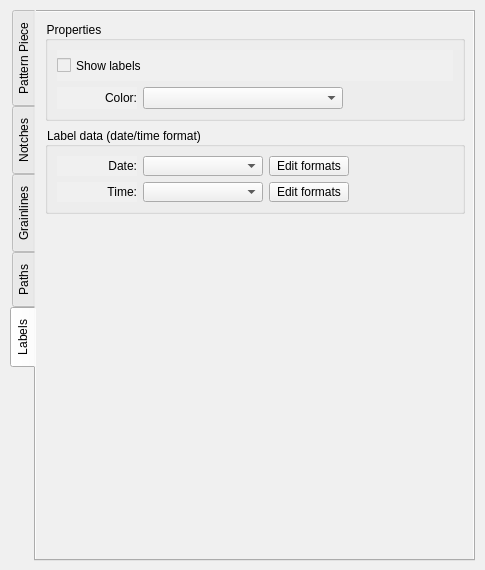
Qt form src/app/seamly2d/dialogs/configpages/preferencespatternpage.ui (FashionFreedom/Seamly2D) before a commit.
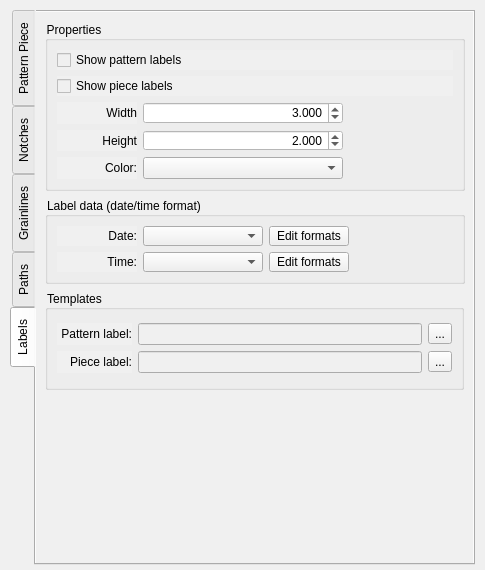
The same form after that commit. The open tabs and pages were chosen to show the change. Icons and pictures are not drawn. Custom widgets are drawn as their Qt base class.

Commit message:
enhance add pattern piece
enhance add pattern piece

The edit to the form file:
```diff
--- a/src/app/seamly2d/dialogs/configpages/preferencespatternpage.ui
+++ b/src/app/seamly2d/dialogs/configpages/preferencespatternpage.ui
@@ -10,6 +10,12 @@
     <height>570</height>
    </rect>
   </property>
+  <property name="sizePolicy">
+   <sizepolicy hsizetype="Expanding" vsizetype="Preferred">
+    <horstretch>0</horstretch>
+    <verstretch>0</verstretch>
+   </sizepolicy>
+  </property>
   <property name="minimumSize">
    <size>
     <width>485</width>
@@ -34,9 +40,15 @@
      <x>10</x>
      <y>10</y>
      <width>465</width>
-     <height>551</height>
+     <height>555</height>
     </rect>
    </property>
+   <property name="sizePolicy">
+    <sizepolicy hsizetype="Expanding" vsizetype="Expanding">
+     <horstretch>0</horstretch>
+     <verstretch>0</verstretch>
+    </sizepolicy>
+   </property>
    <property name="minimumSize">
     <size>
      <width>465</width>
@@ -46,7 +58,7 @@
    <property name="maximumSize">
     <size>
      <width>465</width>
-     <height>16777215</height>
+     <height>555</height>
     </size>
    </property>
    <property name="font">
@@ -58,7 +70,7 @@
     <enum>QTabWidget::West</enum>
    </property>
    <property name="currentIndex">
-    <number>0</number>
+    <number>4</number>
    </property>
    <widget class="QWidget" name="tab_4">
     <attribute name="title">
@@ -67,6 +79,12 @@
     <layout class="QVBoxLayout" name="verticalLayout_15">
      <item>
       <widget class="QGroupBox" name="WorkPiece_GroupBox">
+       <property name="sizePolicy">
+        <sizepolicy hsizetype="Expanding" vsizetype="Preferred">
+         <horstretch>0</horstretch>
+         <verstretch>0</verstretch>
+        </sizepolicy>
+       </property>
        <property name="minimumSize">
         <size>
          <width>420</width>
@@ -105,27 +123,6 @@
             </property>
            </widget>
           </item>
-          <item>
-           <widget class="QCheckBox" name="forbidFlipping_CheckBox">
-            <property name="sizePolicy">
-             <sizepolicy hsizetype="Preferred" vsizetype="Preferred">
-              <horstretch>0</horstretch>
-              <verstretch>0</verstretch>
-             </sizepolicy>
-            </property>
-            <property name="font">
-             <font>
-              <pointsize>9</pointsize>
-             </font>
-            </property>
-            <property name="toolTip">
-             <string>By default forbid flipping for all new created workpieces</string>
-            </property>
-            <property name="text">
-             <string>Forbid flipping</string>
-            </property>
-           </widget>
-          </item>
           <item>
            <widget class="QCheckBox" name="hideSeamLine_CheckBox">
             <property name="sizePolicy">
@@ -147,6 +144,28 @@
             </property>
            </widget>
           </item>
+          <item>
+           <widget class="QCheckBox" name="forbidFlipping_CheckBox">
+            <property name="sizePolicy">
+             <sizepolicy hsizetype="Preferred" vsizetype="Preferred">
+              <horstretch>0</horstretch>
+              <verstretch>0</verstretch>
+             </sizepolicy>
+            </property>
+            <property name="font">
+             <font>
+              <family>MS Shell Dlg 2</family>
+              <pointsize>9</pointsize>
+             </font>
+            </property>
+            <property name="toolTip">
+             <string>By default forbid flipping for all new created workpieces</string>
+            </property>
+            <property name="text">
+             <string>Forbid flipping</string>
+            </property>
+           </widget>
+          </item>
          </layout>
         </item>
        </layout>
@@ -174,10 +193,16 @@
     <layout class="QVBoxLayout" name="verticalLayout_2">
      <item>
       <widget class="QGroupBox" name="notchPorperties_GroupBox">
+       <property name="sizePolicy">
+        <sizepolicy hsizetype="Expanding" vsizetype="Preferred">
+         <horstretch>0</horstretch>
+         <verstretch>0</verstretch>
+        </sizepolicy>
+       </property>
        <property name="minimumSize">
         <size>
          <width>420</width>
-         <height>150</height>
+         <height>80</height>
         </size>
        </property>
        <property name="maximumSize">
@@ -196,7 +221,14 @@
        </property>
        <layout class="QVBoxLayout" name="verticalLayout_6">
         <item>
-         <widget class="QCheckBox" name="showSecondNotch_CheckBox">
+         <widget class="QCheckBox" name="showSeamAllowanceNotch_CheckBox">
+          <property name="text">
+           <string>Show notch on seam allowance</string>
+          </property>
+         </widget>
+        </item>
+        <item>
+         <widget class="QCheckBox" name="showSeamlineNotch_CheckBox">
           <property name="sizePolicy">
            <sizepolicy hsizetype="Preferred" vsizetype="Fixed">
             <horstretch>0</horstretch>
@@ -212,10 +244,31 @@
            <string>Show notch on both the seam allowance and seam line.</string>
           </property>
           <property name="text">
-           <string>Show second notch on seam line</string>
+           <string>Show  notch on seam line</string>
           </property>
          </widget>
         </item>
+       </layout>
+      </widget>
+     </item>
+     <item>
+      <widget class="QGroupBox" name="Attribute_GroupBox">
+       <property name="sizePolicy">
+        <sizepolicy hsizetype="Expanding" vsizetype="Preferred">
+         <horstretch>0</horstretch>
+         <verstretch>0</verstretch>
+        </sizepolicy>
+       </property>
+       <property name="minimumSize">
+        <size>
+         <width>0</width>
+         <height>100</height>
+        </size>
+       </property>
+       <property name="title">
+        <string>Attributes</string>
+       </property>
+       <layout class="QVBoxLayout" name="verticalLayout_14">
         <item>
          <layout class="QVBoxLayout" name="verticalLayout_5">
           <item>
@@ -558,9 +611,15 @@
        <x>10</x>
        <y>10</y>
        <width>420</width>
-       <height>120</height>
+       <height>138</height>
       </rect>
      </property>
+     <property name="sizePolicy">
+      <sizepolicy hsizetype="Expanding" vsizetype="Preferred">
+       <horstretch>0</horstretch>
+       <verstretch>0</verstretch>
+      </sizepolicy>
+     </property>
      <property name="minimumSize">
       <size>
        <width>420</width>
@@ -581,7 +640,7 @@
      <property name="title">
       <string>Properties</string>
      </property>
-     <layout class="QVBoxLayout" name="verticalLayout_22">
+     <layout class="QVBoxLayout" name="verticalLayout_20">
       <item>
        <layout class="QVBoxLayout" name="verticalLayout_21">
         <item>
@@ -608,7 +667,105 @@
        </layout>
       </item>
       <item>
-       <layout class="QVBoxLayout" name="verticalLayout_20">
+       <layout class="QHBoxLayout" name="horizontalLayout_8">
+        <item>
+         <widget class="QLabel" name="grainlineLength_Label">
+          <property name="sizePolicy">
+           <sizepolicy hsizetype="Preferred" vsizetype="Preferred">
+            <horstretch>0</horstretch>
+            <verstretch>0</verstretch>
+           </sizepolicy>
+          </property>
+          <property name="minimumSize">
+           <size>
+            <width>80</width>
+            <height>0</height>
+           </size>
+          </property>
+          <property name="maximumSize">
+           <size>
+            <width>16777215</width>
+            <height>16777215</height>
+           </size>
+          </property>
+          <property name="font">
+           <font>
+            <family>MS Shell Dlg 2</family>
+            <pointsize>9</pointsize>
+           </font>
+          </property>
+          <property name="text">
+           <string>Length:</string>
+          </property>
+          <property name="alignment">
+           <set>Qt::AlignRight|Qt::AlignTrailing|Qt::AlignVCenter</set>
+          </property>
+         </widget>
+        </item>
+        <item>
+         <widget class="QDoubleSpinBox" name="defaultGrainlineLength_DoubleSpinBox">
+          <property name="sizePolicy">
+           <sizepolicy hsizetype="Preferred" vsizetype="Fixed">
+            <horstretch>0</horstretch>
+            <verstretch>0</verstretch>
+           </sizepolicy>
+          </property>
+          <property name="minimumSize">
+           <size>
+            <width>200</width>
+            <height>20</height>
+           </size>
+          </property>
+          <property name="maximumSize">
+           <size>
+            <width>120</width>
+            <height>16777215</height>
+           </size>
+          </property>
+          <property name="font">
+           <font>
+            <family>MS Shell Dlg 2</family>
+            <pointsize>9</pointsize>
+           </font>
+          </property>
+          <property name="styleSheet">
+           <string notr="true">background-color: rgb(255, 255, 255);</string>
+          </property>
+          <property name="alignment">
+           <set>Qt::AlignRight|Qt::AlignTrailing|Qt::AlignVCenter</set>
+          </property>
+          <property name="decimals">
+           <number>3</number>
+          </property>
+          <property name="minimum">
+           <double>1.000000000000000</double>
+          </property>
+          <property name="maximum">
+           <double>20.000000000000000</double>
+          </property>
+          <property name="singleStep">
+           <double>0.100000000000000</double>
+          </property>
+          <property name="value">
+           <double>2.000000000000000</double>
+          </property>
+         </widget>
+        </item>
+        <item>
+         <spacer name="horizontalSpacer_24">
+          <property name="orientation">
+           <enum>Qt::Horizontal</enum>
+          </property>
+          <property name="sizeHint" stdset="0">
+           <size>
+            <width>58</width>
+            <height>17</height>
+           </size>
+          </property>
+         </spacer>
+        </item>
+       </layout>
+      </item>
         <item>
          <layout class="QHBoxLayout" name="horizontalLayout_21">
           <item>
@@ -621,6 +778,7 @@
             </property>
             <property name="font">
              <font>
+            <family>MS Shell Dlg 2</family>
               <pointsize>9</pointsize>
              </font>
             </property>
@@ -634,6 +792,12 @@
           </item>
           <item>
            <widget class="ColorComboBox" name="defaultGrainlineColor_ComboBox">
+          <property name="sizePolicy">
+           <sizepolicy hsizetype="Expanding" vsizetype="Fixed">
+            <horstretch>0</horstretch>
+            <verstretch>0</verstretch>
+           </sizepolicy>
+          </property>
             <property name="minimumSize">
              <size>
               <width>200</width>
@@ -642,6 +806,7 @@
             </property>
             <property name="font">
              <font>
+            <family>MS Shell Dlg 2</family>
               <pointsize>9</pointsize>
              </font>
             </property>
@@ -694,7 +859,7 @@
           <item>
            <widget class="LineWeightComboBox" name="defaultGrainlineLineweight_ComboBox">
             <property name="sizePolicy">
-             <sizepolicy hsizetype="Preferred" vsizetype="Fixed">
+           <sizepolicy hsizetype="Expanding" vsizetype="Fixed">
               <horstretch>0</horstretch>
               <verstretch>0</verstretch>
              </sizepolicy>
@@ -741,8 +906,6 @@
          </layout>
         </item>
        </layout>
-      </item>
-     </layout>
     </widget>
    </widget>
    <widget class="QWidget" name="tab_6">
@@ -758,6 +921,12 @@
        <height>60</height>
       </rect>
      </property>
+     <property name="sizePolicy">
+      <sizepolicy hsizetype="Expanding" vsizetype="Preferred">
+       <horstretch>0</horstretch>
+       <verstretch>0</verstretch>
+      </sizepolicy>
+     </property>
      <property name="minimumSize">
       <size>
        <width>420</width>
@@ -879,6 +1048,12 @@
        <height>160</height>
       </rect>
      </property>
+     <property name="sizePolicy">
+      <sizepolicy hsizetype="Expanding" vsizetype="Preferred">
+       <horstretch>0</horstretch>
+       <verstretch>0</verstretch>
+      </sizepolicy>
+     </property>
      <property name="minimumSize">
       <size>
        <width>0</width>
@@ -1775,10 +1950,16 @@
     <layout class="QVBoxLayout" name="verticalLayout_17">
      <item>
       <widget class="QGroupBox" name="labelsProperties_GroupBox">
+       <property name="sizePolicy">
+        <sizepolicy hsizetype="Expanding" vsizetype="Preferred">
+         <horstretch>0</horstretch>
+         <verstretch>0</verstretch>
+        </sizepolicy>
+       </property>
        <property name="minimumSize">
         <size>
          <width>420</width>
-         <height>100</height>
+         <height>170</height>
         </size>
        </property>
        <property name="maximumSize">
@@ -1795,11 +1976,11 @@
        <property name="title">
         <string>Properties</string>
        </property>
-       <layout class="QVBoxLayout" name="verticalLayout_23">
+       <layout class="QVBoxLayout" name="verticalLayout_22">
         <item>
          <layout class="QVBoxLayout" name="verticalLayout_24">
           <item>
-           <widget class="QCheckBox" name="showLabels_CheckBox">
+           <widget class="QCheckBox" name="showPatternLabels_CheckBox">
             <property name="sizePolicy">
              <sizepolicy hsizetype="Preferred" vsizetype="Preferred">
               <horstretch>0</horstretch>
@@ -1815,14 +1996,224 @@
              <string>By default forbid flipping for all new created workpieces</string>
             </property>
             <property name="text">
-             <string>Show labels</string>
+             <string>Show pattern labels</string>
             </property>
            </widget>
           </item>
+          <item>
+           <widget class="QCheckBox" name="showPieceLabels_CheckBox">
+            <property name="font">
+             <font>
+              <pointsize>9</pointsize>
+             </font>
+            </property>
+            <property name="text">
+             <string>Show piece labels</string>
+            </property>
+           </widget>
+          </item>
          </layout>
         </item>
         <item>
-         <layout class="QVBoxLayout" name="verticalLayout_25">
+         <layout class="QHBoxLayout" name="horizontalLayout_24">
+          <item>
+           <widget class="QLabel" name="labelWidth_Label">
+            <property name="sizePolicy">
+             <sizepolicy hsizetype="Preferred" vsizetype="Preferred">
+              <horstretch>0</horstretch>
+              <verstretch>0</verstretch>
+             </sizepolicy>
+            </property>
+            <property name="minimumSize">
+             <size>
+              <width>80</width>
+              <height>0</height>
+             </size>
+            </property>
+            <property name="maximumSize">
+             <size>
+              <width>16777215</width>
+              <height>16777215</height>
+             </size>
+            </property>
+            <property name="font">
+             <font>
+              <family>MS Shell Dlg 2</family>
+              <pointsize>9</pointsize>
+             </font>
+            </property>
+            <property name="text">
+             <string>Width</string>
+            </property>
+            <property name="alignment">
+             <set>Qt::AlignRight|Qt::AlignTrailing|Qt::AlignVCenter</set>
+            </property>
+           </widget>
+          </item>
+          <item>
+           <widget class="QDoubleSpinBox" name="defaultLabelWidth_DoubleSpinBox">
+            <property name="sizePolicy">
+             <sizepolicy hsizetype="Preferred" vsizetype="Fixed">
+              <horstretch>0</horstretch>
+              <verstretch>0</verstretch>
+             </sizepolicy>
+            </property>
+            <property name="minimumSize">
+             <size>
+              <width>200</width>
+              <height>20</height>
+             </size>
+            </property>
+            <property name="maximumSize">
+             <size>
+              <width>120</width>
+              <height>16777215</height>
+             </size>
+            </property>
+            <property name="font">
+             <font>
+              <family>MS Shell Dlg 2</family>
+              <pointsize>9</pointsize>
+             </font>
+            </property>
+            <property name="styleSheet">
+             <string notr="true">background-color: rgb(255, 255, 255);</string>
+            </property>
+            <property name="alignment">
+             <set>Qt::AlignRight|Qt::AlignTrailing|Qt::AlignVCenter</set>
+            </property>
+            <property name="decimals">
+             <number>3</number>
+            </property>
+            <property name="minimum">
+             <double>1.000000000000000</double>
+            </property>
+            <property name="maximum">
+             <double>20.000000000000000</double>
+            </property>
+            <property name="singleStep">
+             <double>0.100000000000000</double>
+            </property>
+            <property name="value">
+             <double>3.000000000000000</double>
+            </property>
+           </widget>
+          </item>
+          <item>
+           <spacer name="horizontalSpacer_25">
+            <property name="orientation">
+             <enum>Qt::Horizontal</enum>
+            </property>
+            <property name="sizeHint" stdset="0">
+             <size>
+              <width>58</width>
+              <height>17</height>
+             </size>
+            </property>
+           </spacer>
+          </item>
+         </layout>
+        </item>
+        <item>
+         <layout class="QHBoxLayout" name="horizontalLayout_25">
+          <item>
+           <widget class="QLabel" name="labelHeight_Label">
+            <property name="sizePolicy">
+             <sizepolicy hsizetype="Preferred" vsizetype="Preferred">
+              <horstretch>0</horstretch>
+              <verstretch>0</verstretch>
+             </sizepolicy>
+            </property>
+            <property name="minimumSize">
+             <size>
+              <width>80</width>
+              <height>0</height>
+             </size>
+            </property>
+            <property name="maximumSize">
+             <size>
+              <width>16777215</width>
+              <height>16777215</height>
+             </size>
+            </property>
+            <property name="font">
+             <font>
+              <family>MS Shell Dlg 2</family>
+              <pointsize>9</pointsize>
+             </font>
+            </property>
+            <property name="text">
+             <string>Height</string>
+            </property>
+            <property name="alignment">
+             <set>Qt::AlignRight|Qt::AlignTrailing|Qt::AlignVCenter</set>
+            </property>
+           </widget>
+          </item>
+          <item>
+           <widget class="QDoubleSpinBox" name="defaultLabelHeight_DoubleSpinBox">
+            <property name="sizePolicy">
+             <sizepolicy hsizetype="Preferred" vsizetype="Fixed">
+              <horstretch>0</horstretch>
+              <verstretch>0</verstretch>
+             </sizepolicy>
+            </property>
+            <property name="minimumSize">
+             <size>
+              <width>200</width>
+              <height>20</height>
+             </size>
+            </property>
+            <property name="maximumSize">
+             <size>
+              <width>120</width>
+              <height>16777215</height>
+             </size>
+            </property>
+            <property name="font">
+             <font>
+              <family>MS Shell Dlg 2</family>
+              <pointsize>9</pointsize>
+             </font>
+            </property>
+            <property name="styleSheet">
+             <string notr="true">background-color: rgb(255, 255, 255);</string>
+            </property>
+            <property name="alignment">
+             <set>Qt::AlignRight|Qt::AlignTrailing|Qt::AlignVCenter</set>
+            </property>
+            <property name="decimals">
+             <number>3</number>
+            </property>
+            <property name="minimum">
+             <double>1.000000000000000</double>
+            </property>
+            <property name="maximum">
+             <double>20.000000000000000</double>
+            </property>
+            <property name="singleStep">
+             <double>0.100000000000000</double>
+            </property>
+            <property name="value">
+             <double>2.000000000000000</double>
+            </property>
+           </widget>
+          </item>
+          <item>
+           <spacer name="horizontalSpacer_26">
+            <property name="orientation">
+             <enum>Qt::Horizontal</enum>
+            </property>
+            <property name="sizeHint" stdset="0">
+             <size>
+              <width>58</width>
+              <height>17</height>
+             </size>
+            </property>
+           </spacer>
+          </item>
+         </layout>
+        </item>
           <item>
            <layout class="QHBoxLayout" name="horizontalLayout_23">
             <item>
@@ -1835,6 +2226,7 @@
               </property>
               <property name="font">
                <font>
+              <family>MS Shell Dlg 2</family>
                 <pointsize>9</pointsize>
                </font>
               </property>
@@ -1856,6 +2248,7 @@
               </property>
               <property name="font">
                <font>
+              <family>MS Shell Dlg 2</family>
                 <pointsize>9</pointsize>
                </font>
               </property>
@@ -1877,12 +2270,16 @@
            </layout>
           </item>
          </layout>
-        </item>
-       </layout>
       </widget>
      </item>
      <item>
       <widget class="QGroupBox" name="Formats_GroupBox">
+       <property name="sizePolicy">
+        <sizepolicy hsizetype="Expanding" vsizetype="Preferred">
+         <horstretch>0</horstretch>
+         <verstretch>0</verstretch>
+        </sizepolicy>
+       </property>
        <property name="minimumSize">
         <size>
          <width>420</width>
@@ -2077,6 +2474,106 @@
        </layout>
       </widget>
      </item>
+     <item>
+      <widget class="QGroupBox" name="groupBox_2">
+       <property name="sizePolicy">
+        <sizepolicy hsizetype="Expanding" vsizetype="Preferred">
+         <horstretch>0</horstretch>
+         <verstretch>0</verstretch>
+        </sizepolicy>
+       </property>
+       <property name="minimumSize">
+        <size>
+         <width>0</width>
+         <height>100</height>
+        </size>
+       </property>
+       <property name="font">
+        <font>
+         <pointsize>9</pointsize>
+        </font>
+       </property>
+       <property name="title">
+        <string>Templates</string>
+       </property>
+       <layout class="QVBoxLayout" name="verticalLayout_8">
+        <item>
+         <layout class="QGridLayout" name="gridLayout">
+          <item row="0" column="0">
+           <widget class="QLabel" name="patternTemplate_Label">
+            <property name="minimumSize">
+             <size>
+              <width>75</width>
+              <height>0</height>
+             </size>
+            </property>
+            <property name="font">
+             <font>
+              <pointsize>9</pointsize>
+             </font>
+            </property>
+            <property name="text">
+             <string>Pattern label:</string>
+            </property>
+            <property name="alignment">
+             <set>Qt::AlignRight|Qt::AlignTrailing|Qt::AlignVCenter</set>
+            </property>
+           </widget>
+          </item>
+          <item row="0" column="1">
+           <widget class="QLineEdit" name="patternTemplate_LineEdit"/>
+          </item>
+          <item row="0" column="2">
+           <widget class="QToolButton" name="patternTemplate_ToolButton">
+            <property name="text">
+             <string>...</string>
+            </property>
+            <property name="icon">
+             <iconset resource="../../../../libs/vmisc/share/resources/theme.qrc">
+              <normaloff>:/icons/win.icon.theme/24x24/actions/document-open.png</normaloff>:/icons/win.icon.theme/24x24/actions/document-open.png</iconset>
+            </property>
+           </widget>
+          </item>
+          <item row="1" column="0">
+           <widget class="QLabel" name="pieceTemplate_Label">
+            <property name="minimumSize">
+             <size>
+              <width>75</width>
+              <height>0</height>
+             </size>
+            </property>
+            <property name="font">
+             <font>
+              <pointsize>9</pointsize>
+             </font>
+            </property>
+            <property name="text">
+             <string>Piece label:</string>
+            </property>
+            <property name="alignment">
+             <set>Qt::AlignRight|Qt::AlignTrailing|Qt::AlignVCenter</set>
+            </property>
+           </widget>
+          </item>
+          <item row="1" column="1">
+           <widget class="QLineEdit" name="pieceTemplate_LineEdit"/>
+          </item>
+          <item row="1" column="2">
+           <widget class="QToolButton" name="pieceTemplate_ToolButton">
+            <property name="text">
+             <string>...</string>
+            </property>
+            <property name="icon">
+             <iconset resource="../../../../libs/vmisc/share/resources/theme.qrc">
+              <normaloff>:/icons/win.icon.theme/24x24/actions/document-open.png</normaloff>:/icons/win.icon.theme/24x24/actions/document-open.png</iconset>
+            </property>
+           </widget>
+          </item>
+         </layout>
+        </item>
+       </layout>
+      </widget>
+     </item>
      <item>
       <spacer name="verticalSpacer">
        <property name="orientation">
```
Left out of the diff: 4 changed lines with no effect on the pictures. Lines whose indentation alone changed are shown as unchanged. The commit also changes 275 other files.
